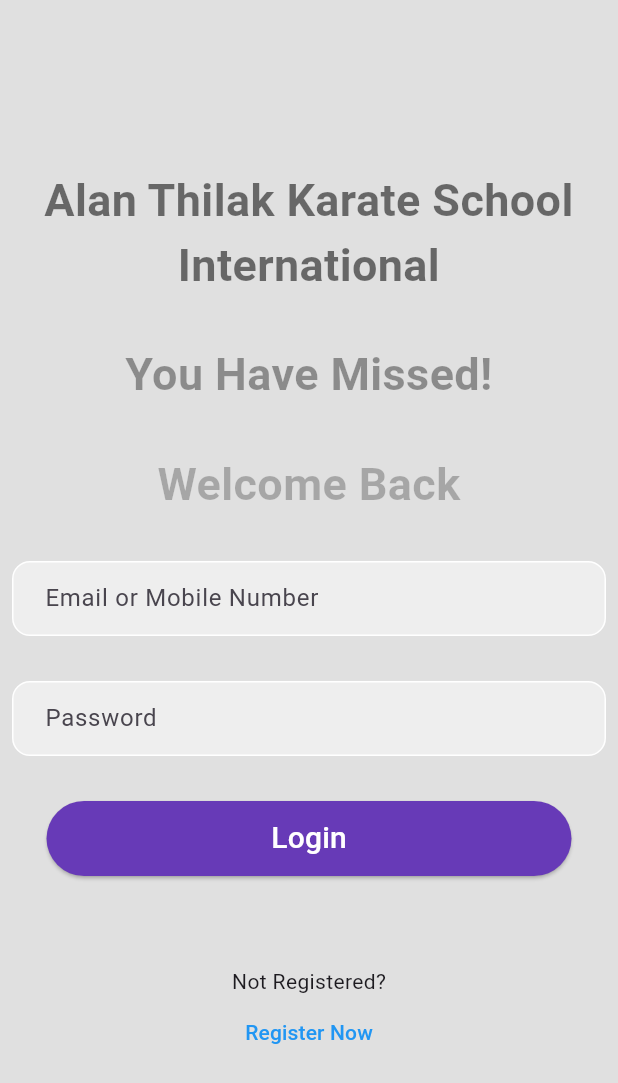
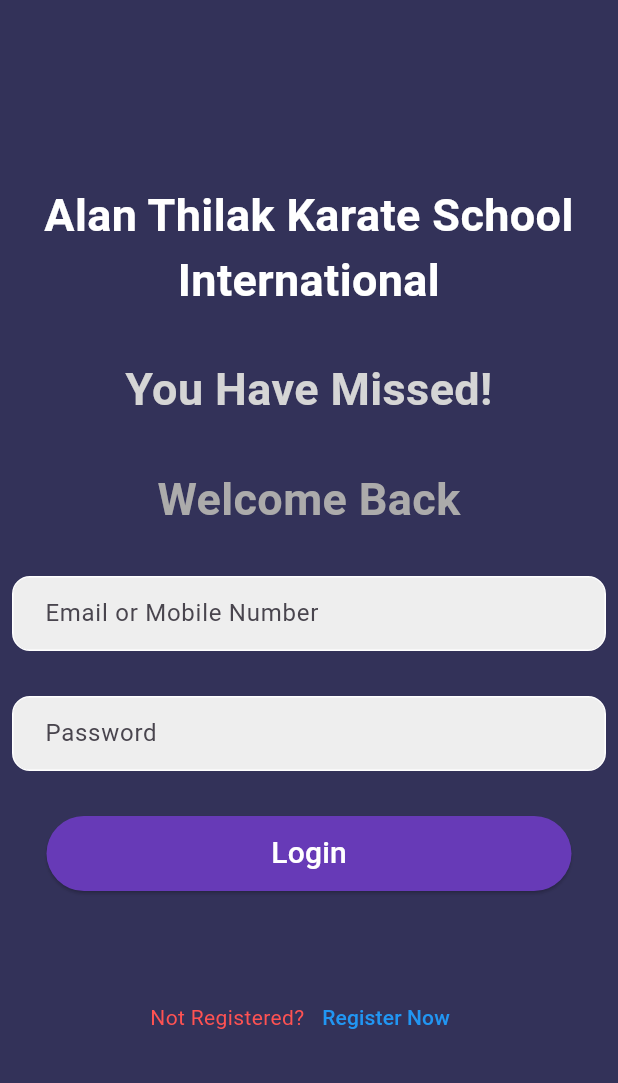
Before and after one commit to Rahul-Sanjeev/Alan-Thilak-Karate-School-International, a Flutter app: the screen it shows after launch, after a tap on "Student", on a phone screen of 412 x 824 dp. Shown: the top 1083 px of the screen. Run offline on Flutter 3.47's test engine with Material 2 defaults, Android fonts, the phone set to English and light mode, and no system bars.

```diff
--- a/alanthilakapp/lib/contants/colors.dart
+++ b/alanthilakapp/lib/contants/colors.dart
@@ -1,4 +1,10 @@
 import 'package:flutter/material.dart';
 
-final Color? kscaffoldBGColor = Colors.grey[300];
-const Color ktextFieldColor = Colors.white;
+const Color kScaffoldBGColor = Color.fromARGB(244, 42, 41, 82);
+const Color kTextFieldColor = Colors.white;
+const Color kTextColor1 = Colors.white;
+const Color kTextColor2 = Color.fromARGB(255, 213, 213, 213);
+const Color kTextColor3 = Color.fromARGB(255, 172, 171, 171);
+const Color kTextColorBlue = Colors.blue;
+const Color kTextColorRed = Colors.redAccent;
+const Color kContainerColor = Colors.white60;
--- a/alanthilakapp/lib/screens/Membership/enquiry.dart
+++ b/alanthilakapp/lib/screens/Membership/enquiry.dart
@@ -9,7 +9,7 @@ class EnquiryScreen extends StatelessWidget {
   @override
   Widget build(BuildContext context) {
     return Scaffold(
-      backgroundColor: kscaffoldBGColor,
+      backgroundColor: kScaffoldBGColor,
       body: SafeArea(
         child: Center(
           child: Column(
--- a/alanthilakapp/lib/screens/coach/c_home.dart
+++ b/alanthilakapp/lib/screens/coach/c_home.dart
@@ -8,7 +8,7 @@ class CoachHomeScreen extends StatelessWidget {
   @override
   Widget build(BuildContext context) {
     return Scaffold(
-      backgroundColor: kscaffoldBGColor,
+      backgroundColor: kScaffoldBGColor,
     );
   }
 }
--- a/alanthilakapp/lib/screens/coach/login_coach.dart
+++ b/alanthilakapp/lib/screens/coach/login_coach.dart
@@ -10,7 +10,7 @@ class CoachLoginScreen extends StatelessWidget {
   @override
   Widget build(BuildContext context) {
     return Scaffold(
-      backgroundColor: kscaffoldBGColor,
+      backgroundColor: kScaffoldBGColor,
       body: SafeArea(
         child: Padding(
           padding: const EdgeInsets.all(8.0),
--- a/alanthilakapp/lib/screens/student/login_student.dart
+++ b/alanthilakapp/lib/screens/student/login_student.dart
@@ -10,7 +10,7 @@ class StudentLoginScreen extends StatelessWidget {
   @override
   Widget build(BuildContext context) {
     return Scaffold(
-      backgroundColor: kscaffoldBGColor,
+      backgroundColor: kScaffoldBGColor,
       body: SafeArea(
         child: Padding(
           padding: const EdgeInsets.all(8.0),
@@ -21,7 +21,7 @@ class StudentLoginScreen extends StatelessWidget {
                 const Text(
                   'Alan Thilak Karate School\t International',
                   style: TextStyle(
-                      color: Colors.black54,
+                      color: kTextColor1,
                       fontSize: 30,
                       fontWeight: FontWeight.bold),
                   textAlign: TextAlign.center,
@@ -32,7 +32,7 @@ class StudentLoginScreen extends StatelessWidget {
                 const Text(
                   'You Have Missed!',
                   style: TextStyle(
-                      color: Colors.black38,
+                      color: kTextColor2,
                       fontSize: 30,
                       fontWeight: FontWeight.bold),
                   textAlign: TextAlign.center,
@@ -43,7 +43,7 @@ class StudentLoginScreen extends StatelessWidget {
                 const Text(
                   'Welcome Back',
                   style: TextStyle(
-                      color: Colors.black26,
+                      color: kTextColor3,
                       fontSize: 30,
                       fontWeight: FontWeight.bold),
                   textAlign: TextAlign.center,
@@ -111,11 +111,18 @@ class StudentLoginScreen extends StatelessWidget {
                 const SizedBox(
                   height: 60,
                 ),
-                const Text('Not Registered?'),
+                Row(
+                  mainAxisAlignment: MainAxisAlignment.center,
+                  children: [
+                    const Text(
+                      'Not Registered?',
+                      style: TextStyle(color: kTextColorRed),
+                    ),
                     TextButton(
                       onPressed: () {
                         // navigate to student registeration page;
-                    Navigator.pushNamed(context, StudentRegistrationScreen.id);
+                        Navigator.pushNamed(
+                            context, StudentRegistrationScreen.id);
                       },
                       child: const Text(
                         'Register Now',
@@ -124,6 +131,8 @@ class StudentLoginScreen extends StatelessWidget {
                     )
                   ],
                 ),
+              ],
+            ),
           ),
         ),
       ),
--- a/alanthilakapp/lib/screens/student/registration_student.dart
+++ b/alanthilakapp/lib/screens/student/registration_student.dart
@@ -8,7 +8,7 @@ class StudentRegistrationScreen extends StatelessWidget {
   @override
   Widget build(BuildContext context) {
     return Scaffold(
-      backgroundColor: kscaffoldBGColor,
+      backgroundColor: kScaffoldBGColor,
       body: SafeArea(
         child: Padding(
           padding: const EdgeInsets.all(8.0),
@@ -19,7 +19,7 @@ class StudentRegistrationScreen extends StatelessWidget {
                 const Text(
                   'Alan Thilak Karate School\t International',
                   style: TextStyle(
-                      color: Colors.black54,
+                      color: kTextColor2,
                       fontSize: 30,
                       fontWeight: FontWeight.bold),
                   textAlign: TextAlign.center,
@@ -30,7 +30,7 @@ class StudentRegistrationScreen extends StatelessWidget {
                 const Text(
                   'Student Registration',
                   style: TextStyle(
-                      color: Colors.black26,
+                      color: kTextColor3,
                       fontSize: 30,
                       fontWeight: FontWeight.bold),
                   textAlign: TextAlign.center,
--- a/alanthilakapp/lib/screens/student/s_home.dart
+++ b/alanthilakapp/lib/screens/student/s_home.dart
@@ -8,7 +8,7 @@ class StudentHomeScreen extends StatelessWidget {
   @override
   Widget build(BuildContext context) {
     return Scaffold(
-      backgroundColor: kscaffoldBGColor,
+      backgroundColor: kScaffoldBGColor,
       appBar: AppBar(
         title: const Text('ATKSI'),
       ),
--- a/alanthilakapp/lib/screens/user_selection.dart
+++ b/alanthilakapp/lib/screens/user_selection.dart
@@ -11,7 +11,7 @@ class UserSelectionScreen extends StatelessWidget {
   @override
   Widget build(BuildContext context) {
     return Scaffold(
-      backgroundColor: kscaffoldBGColor,
+      backgroundColor: kScaffoldBGColor,
       body: Center(
         child: SafeArea(
           child: Column(
@@ -20,7 +20,7 @@ class UserSelectionScreen extends StatelessWidget {
               const Text(
                 'Alan Thilak Karate School\t International',
                 style: TextStyle(
-                    color: Colors.black54,
+                    color: kTextColor1,
                     fontSize: 30,
                     fontWeight: FontWeight.bold),
                 textAlign: TextAlign.center,
@@ -31,7 +31,7 @@ class UserSelectionScreen extends StatelessWidget {
               Container(
                 height: 200,
                 width: 200,
-                color: Colors.white60,
+                color: kContainerColor,
                 child: TextButton(
                   onPressed: () {
                     // navigate to coach portal;
@@ -53,7 +53,7 @@ class UserSelectionScreen extends StatelessWidget {
               Container(
                 height: 200,
                 width: 200,
-                color: Colors.white60,
+                color: kContainerColor,
                 child: TextButton(
                   onPressed: () {
                     // navigate to student portal;
@@ -68,15 +68,26 @@ class UserSelectionScreen extends StatelessWidget {
               const SizedBox(
                 height: 30,
               ),
-              const Text(
-                'Not A Member?',
-                style: TextStyle(fontSize: 18, color: Colors.red),
-              ),
-              const Text(
-                'To Join Our Team',
-                style: TextStyle(
-                  color: Colors.blueAccent,
-                ),
+              const Row(
+                mainAxisAlignment: MainAxisAlignment.center,
+                children: [
+                  Text(
+                    'Not A Member?',
+                    style: TextStyle(
+                      fontSize: 18,
+                      color: kTextColorRed,
+                    ),
+                  ),
+                  SizedBox(
+                    width: 12,
+                  ),
+                  Text(
+                    'Join Our Team',
+                    style: TextStyle(
+                      color: kTextColorBlue,
+                    ),
+                  ),
+                ],
               ),
               const SizedBox(
                 height: 15,
```
Also changed, not shown: alanthilakapp/lib/screens/Membership/join.dart (+4 -21 lines), alanthilakapp/lib/screens/coach/registration_coach.dart (+16 -3 lines). Lines whose indentation alone changed are shown as unchanged.
